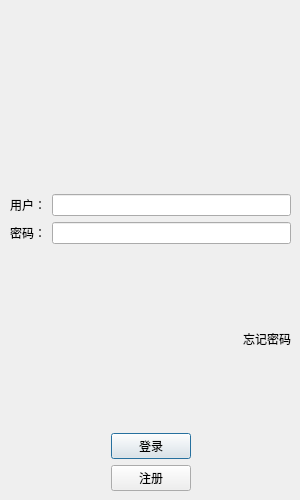
First picture: the form in client/chat/logindialog.ui, repository Lazybones3/chat-project, before the edit.
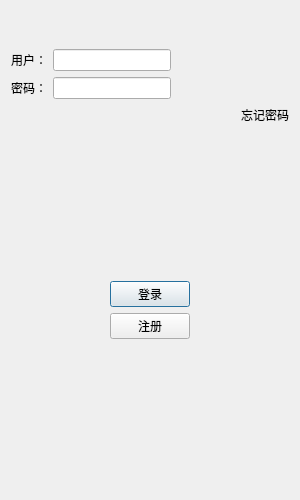
Second picture: the form after the edit. Icons and pictures are not drawn.

```diff
--- a/client/chat/logindialog.ui
+++ b/client/chat/logindialog.ui
@@ -25,18 +25,27 @@
   <property name="windowTitle">
    <string>Dialog</string>
   </property>
-  <widget class="QWidget" name="verticalLayoutWidget">
-   <property name="geometry">
-    <rect>
-     <x>10</x>
-     <y>10</y>
-     <width>281</width>
-     <height>481</height>
-    </rect>
-   </property>
+  <layout class="QVBoxLayout" name="verticalLayout_2">
+   <item>
    <layout class="QVBoxLayout" name="verticalLayout">
     <item>
-     <widget class="QWidget" name="widget" native="true"/>
+      <widget class="QWidget" name="widget" native="true">
+       <layout class="QHBoxLayout" name="horizontalLayout_6">
+        <item>
+         <widget class="QLabel" name="label_4">
+          <property name="text">
+           <string/>
+          </property>
+          <property name="pixmap">
+           <pixmap resource="rc.qrc">:/res/ice.png</pixmap>
+          </property>
+          <property name="alignment">
+           <set>Qt::AlignCenter</set>
+          </property>
+         </widget>
+        </item>
+       </layout>
+      </widget>
     </item>
     <item>
      <layout class="QHBoxLayout" name="horizontalLayout">
@@ -50,6 +59,19 @@
       <item>
        <widget class="QLineEdit" name="lineEdit"/>
       </item>
+       <item>
+        <spacer name="horizontalSpacer_6">
+         <property name="orientation">
+          <enum>Qt::Horizontal</enum>
+         </property>
+         <property name="sizeHint" stdset="0">
+          <size>
+           <width>40</width>
+           <height>20</height>
+          </size>
+         </property>
+        </spacer>
+       </item>
      </layout>
     </item>
     <item>
@@ -64,6 +86,19 @@
       <item>
        <widget class="QLineEdit" name="lineEdit_2"/>
       </item>
+       <item>
+        <spacer name="horizontalSpacer_7">
+         <property name="orientation">
+          <enum>Qt::Horizontal</enum>
+         </property>
+         <property name="sizeHint" stdset="0">
+          <size>
+           <width>40</width>
+           <height>20</height>
+          </size>
+         </property>
+        </spacer>
+       </item>
      </layout>
     </item>
     <item>
@@ -90,6 +125,19 @@
       </item>
      </layout>
     </item>
+     <item>
+      <spacer name="verticalSpacer">
+       <property name="orientation">
+        <enum>Qt::Vertical</enum>
+       </property>
+       <property name="sizeHint" stdset="0">
+        <size>
+         <width>20</width>
+         <height>40</height>
+        </size>
+       </property>
+      </spacer>
+     </item>
     <item>
      <layout class="QHBoxLayout" name="horizontalLayout_4">
       <item>
@@ -164,9 +212,25 @@
       </item>
      </layout>
     </item>
-   </layout>
-  </widget>
- </widget>
- <resources/>
+     <item>
+      <spacer name="verticalSpacer_2">
+       <property name="orientation">
+        <enum>Qt::Vertical</enum>
+       </property>
+       <property name="sizeHint" stdset="0">
+        <size>
+         <width>20</width>
+         <height>40</height>
+        </size>
+       </property>
+      </spacer>
+     </item>
+    </layout>
+   </item>
+  </layout>
+ </widget>
+ <resources>
+  <include location="rc.qrc"/>
+ </resources>
  <connections/>
 </ui>
```
Lines whose indentation alone changed are shown as unchanged.
